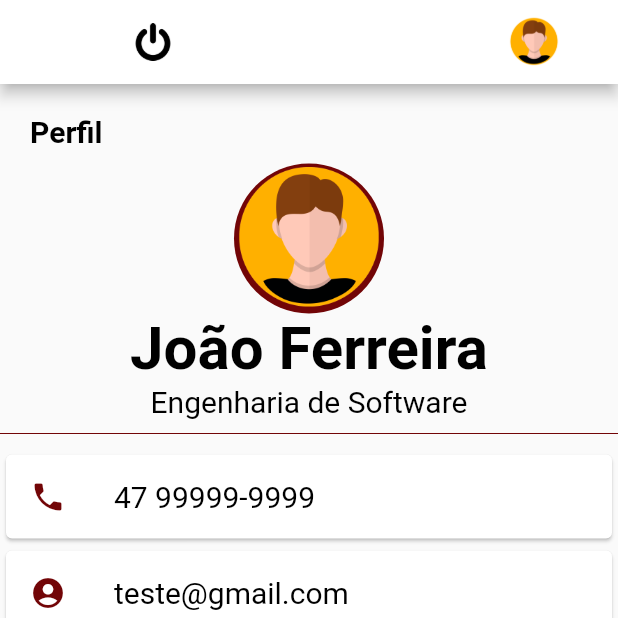
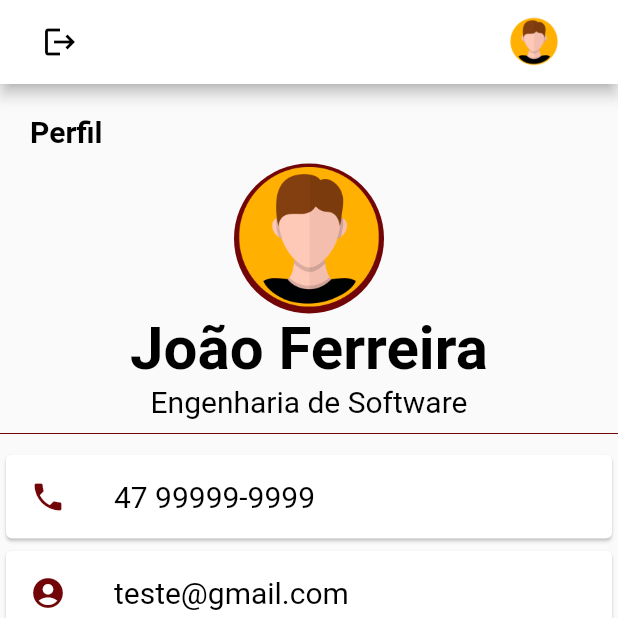
Before and after one commit to WesleySardi/catolica_mhc, a Flutter app: the Perfil screen opened directly, on a phone screen of 412 x 824 dp, the top half of it. Run offline on Flutter 3.47's test engine with Material 2 defaults, Android fonts, the phone set to English and light mode, and no system bars; our stand-ins replace liquid_progress_indicator, percent_indicator, syncfusion_flutter_charts; Roboto replaces fonts that are missing (Pacifico, Source Sans Pro).

Commit message:
Update perfil.dart

```diff
--- a/lib/pages_default/perfil.dart
+++ b/lib/pages_default/perfil.dart
@@ -45,15 +45,19 @@ class _PerfilState extends State<Perfil> {
 
     return Scaffold(
         appBar: AppBar(
+        automaticallyImplyLeading: false,
         title: Row(
           mainAxisAlignment: MainAxisAlignment.spaceBetween,
           children: [
-              Container(
-                child: Image.asset(
-                    "images/off_icon_preto.png",
-                    width: 60,
-                    height: 25
-                )
+            IconButton(
+              icon: const Icon(
+                Icons.logout,
+                color: Colors.black,
+              ),
+              onPressed: () {
+                Navigator.push(context,
+                    MaterialPageRoute(builder: (context) => Home()));
+              },
             ),
             Container(
               child:
```
Lines whose indentation alone changed are shown as unchanged.
